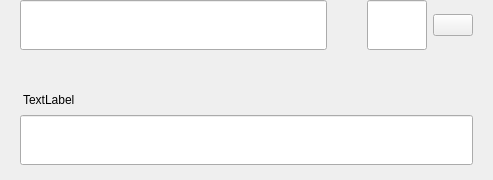
Above: src/qt/concrete/forms/sendmultirow.ui from CONCRETE-Project/CONCRETE before the change. Below: the same form after it.
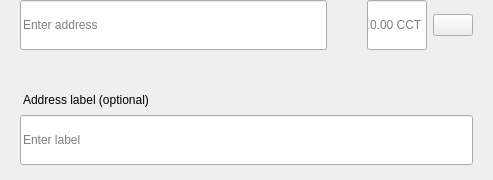
That is the form after the change.

Patch:
```diff
--- a/src/qt/concrete/forms/sendmultirow.ui
+++ b/src/qt/concrete/forms/sendmultirow.ui
@@ -140,6 +140,9 @@
               <height>50</height>
              </size>
             </property>
+            <property name="placeholderText">
+             <string>Enter address</string>
+            </property>
            </widget>
           </item>
          </layout>
@@ -194,6 +197,9 @@
           <property name="alignment">
            <set>Qt::AlignLeading|Qt::AlignLeft|Qt::AlignVCenter</set>
           </property>
+          <property name="placeholderText">
+           <string notr="true">0.00 CCT</string>
+          </property>
          </widget>
         </item>
         <item>
@@ -287,7 +293,7 @@
 padding:0px;</string>
         </property>
         <property name="text">
-         <string>TextLabel</string>
+         <string>Address label (optional)</string>
         </property>
        </widget>
       </item>
@@ -305,6 +311,9 @@
           <height>50</height>
          </size>
         </property>
+        <property name="placeholderText">
+         <string>Enter label</string>
+        </property>
        </widget>
       </item>
      </layout>
```
